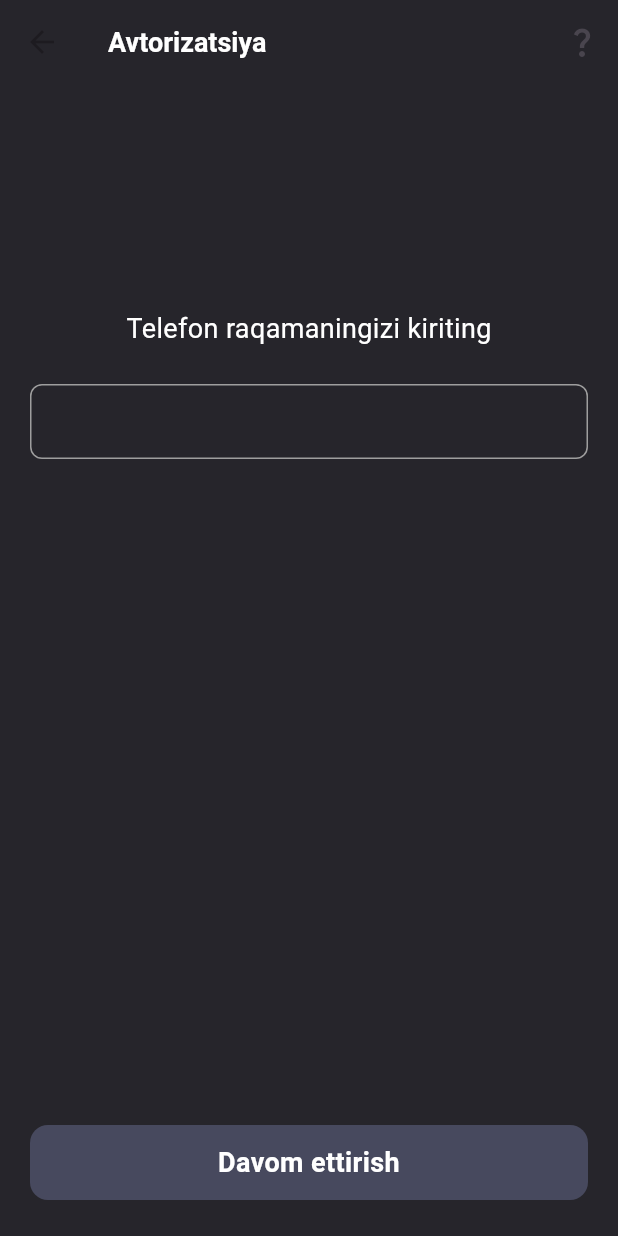
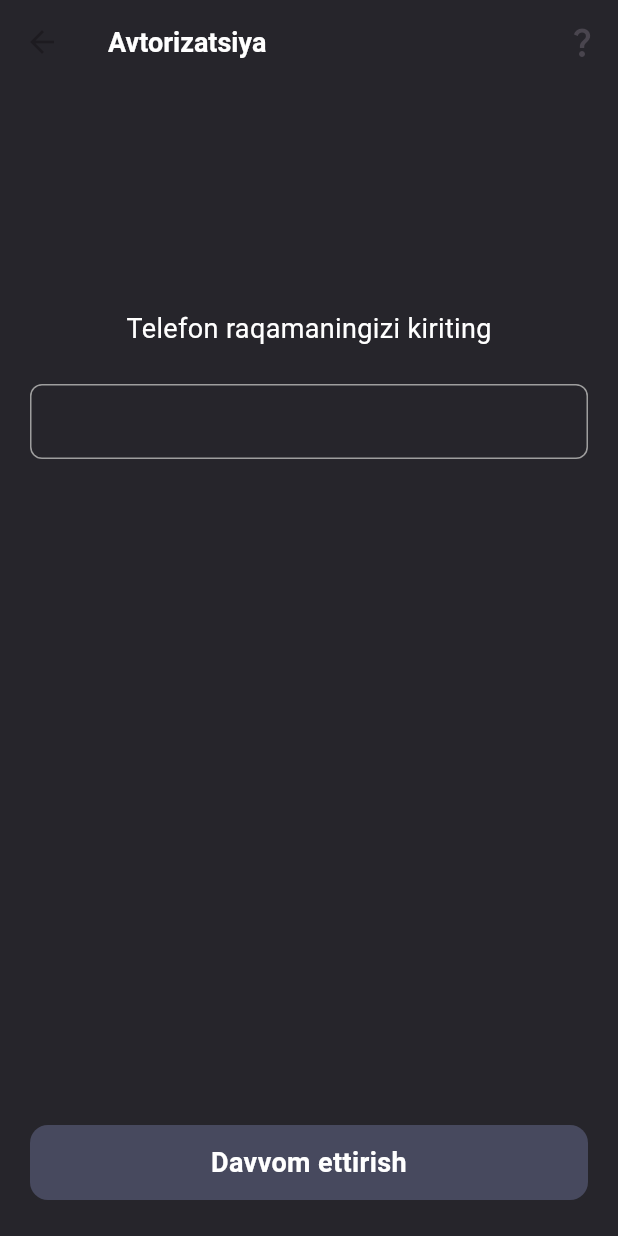
Before and after one commit to azureem/click, a Flutter app: the SignUpScreen screen opened directly, on a phone screen of 412 x 824 dp. Run offline on Flutter 3.47's test engine with Material 3 defaults, Android fonts, the phone set to English and light mode, and no system bars; our stand-ins replace bloc, mask_text_input_formatter.

Commit message:
lang screens

```diff
--- a/lib/main.dart
+++ b/lib/main.dart
@@ -1,4 +1,6 @@
+import 'package:click_uz/presentation/screens/splash/splash_screen.dart';
 import 'package:flutter/material.dart';
+import 'package:flutter/services.dart';
 
 void main() {
   runApp(const MyApp());
--- a/lib/presentation/screens/auth/sign_up/sign_up_screen.dart
+++ b/lib/presentation/screens/auth/sign_up/sign_up_screen.dart
@@ -30,7 +30,7 @@ class _SignUpScreenState extends State<SignUpScreen> {
             verticalSpace(24.0),
             phoneTextField(),
             Spacer(),
-            btnContinue(),
+            btnContinue("Davvom ettirish"),
             verticalSpace(24.0)
 
           ],
--- a/lib/presentation/screens/auth/sign_up/sign_up_widgets/btn.dart
+++ b/lib/presentation/screens/auth/sign_up/sign_up_widgets/btn.dart
@@ -2,7 +2,9 @@ import 'package:click_uz/utils/components/txt/text_bold.dart';
 import 'package:flutter/cupertino.dart';
 import 'package:flutter/material.dart';
 
-Widget btnContinue(){
+Widget btnContinue(
+    String todo
+    ){
   return Container(
     width: double.infinity,
     decoration: BoxDecoration(
@@ -11,7 +13,7 @@ Widget btnContinue(){
     ),
     child: Padding(
       padding: const EdgeInsets.all(12.0),
-      child: txtBoldAlignment('Davom ettirish', 18.0, Colors.white, TextAlign.center),
+      child: txtBoldAlignment(todo, 18.0, Colors.white, TextAlign.center),
     ),
   );
 }
--- a/lib/presentation/screens/splash/splash_screen.dart
+++ b/lib/presentation/screens/splash/splash_screen.dart
@@ -1,5 +1,6 @@
 import 'package:click_uz/presentation/screens/auth/sign_up/sign_up_screen.dart';
 import 'package:click_uz/presentation/screens/language/language_screen.dart';
+import 'package:click_uz/presentation/screens/pin_code/pin_code_screen.dart';
 import 'package:flutter/cupertino.dart';
 import 'package:flutter/material.dart';
 
```
Also changed, not shown: lib/presentation/screens/language/language_screen.dart (+20 -1 lines), lib/presentation/screens/language/widgets/btn_lang.dart (added, +41 -0 lines).
